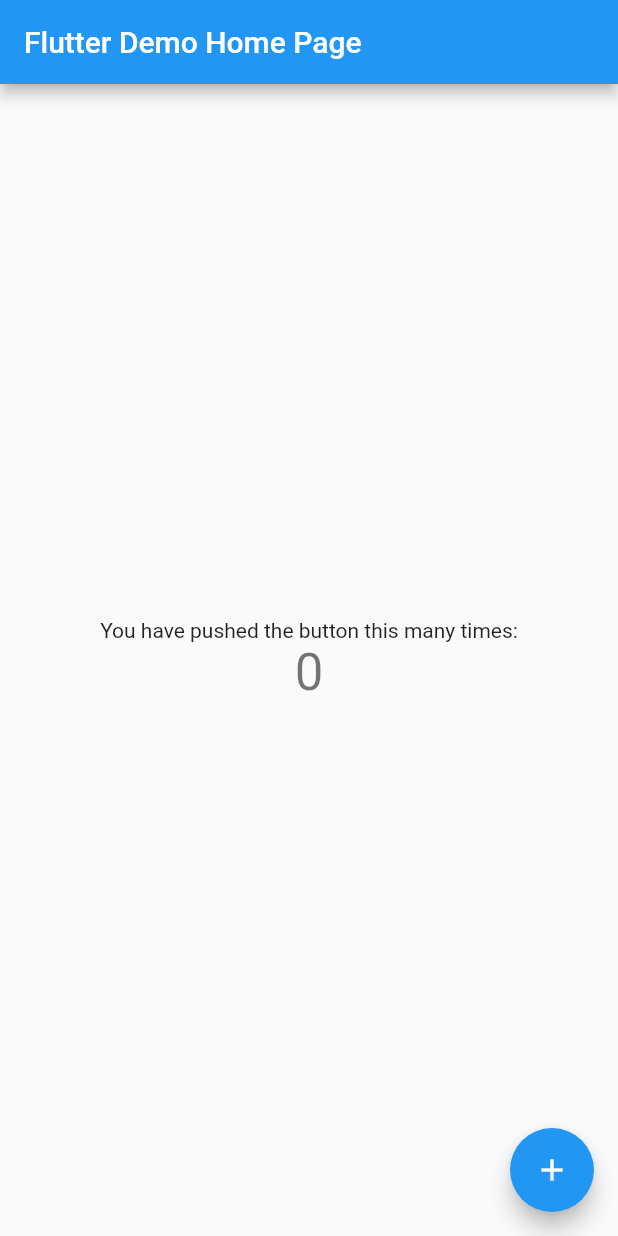
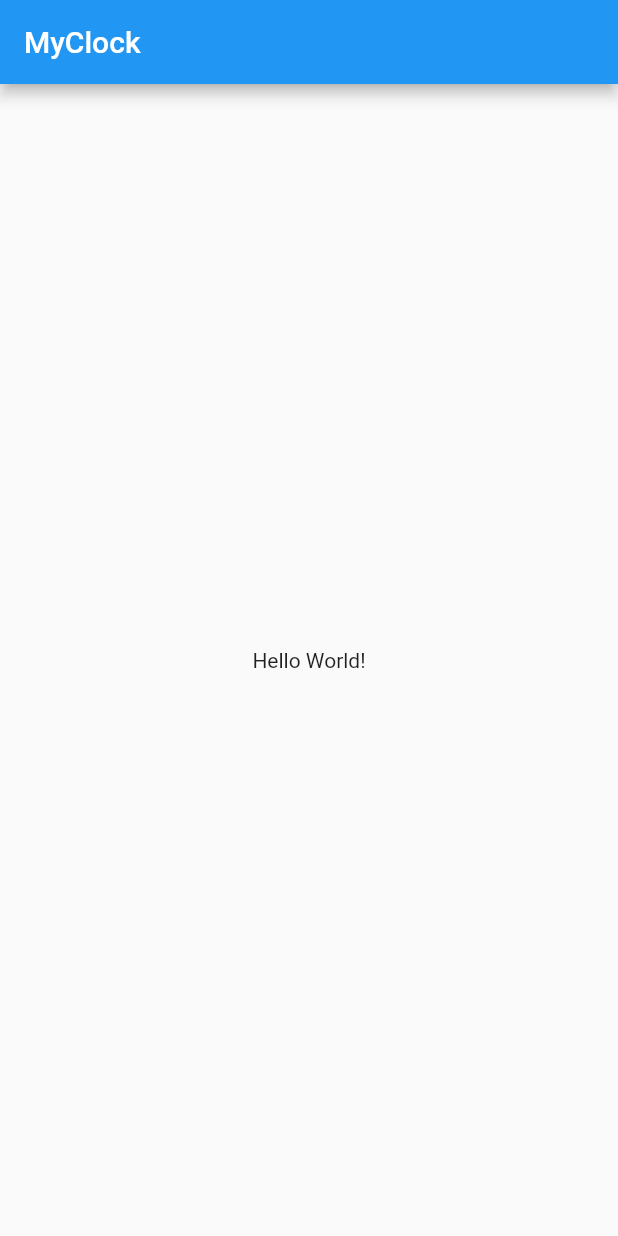
Before and after one commit to mfrischbutter/you-clock, a Flutter app: the screen it shows after launch, on a phone screen of 412 x 824 dp. Run offline on Flutter 3.47's test engine with Material 2 defaults, Android fonts, the phone set to English and light mode, and no system bars.

Commit message:
simplified demo project

```diff
--- a/lib/main.dart
+++ b/lib/main.dart
@@ -5,44 +5,21 @@ void main() {
 }
 
 class MyApp extends StatelessWidget {
-  // This widget is the root of your application.
   @override
   Widget build(BuildContext context) {
     return MaterialApp(
-      title: 'Flutter Demo',
+      title: 'MyClock',
       theme: ThemeData(
-        // This is the theme of your application.
-        //
-        // Try running your application with "flutter run". You'll see the
-        // application has a blue toolbar. Then, without quitting the app, try
-        // changing the primarySwatch below to Colors.green and then invoke
-        // "hot reload" (press "r" in the console where you ran "flutter run",
-        // or simply save your changes to "hot reload" in a Flutter IDE).
-        // Notice that the counter didn't reset back to zero; the application
-        // is not restarted.
         primarySwatch: Colors.blue,
-        // This makes the visual density adapt to the platform that you run
-        // the app on. For desktop platforms, the controls will be smaller and
-        // closer together (more dense) than on mobile platforms.
         visualDensity: VisualDensity.adaptivePlatformDensity,
       ),
-      home: MyHomePage(title: 'Flutter Demo Home Page'),
+      home: MyHomePage(title: 'MyClock'),
     );
   }
 }
 
 class MyHomePage extends StatefulWidget {
   MyHomePage({Key key, this.title}) : super(key: key);
-
-  // This widget is the home page of your application. It is stateful, meaning
-  // that it has a State object (defined below) that contains fields that affect
-  // how it looks.
-
-  // This class is the configuration for the state. It holds the values (in this
-  // case the title) provided by the parent (in this case the App widget) and
-  // used by the build method of the State. Fields in a Widget subclass are
-  // always marked "final".
-
   final String title;
 
   @override
@@ -50,68 +27,22 @@ class MyHomePage extends StatefulWidget {
 }
 
 class _MyHomePageState extends State<MyHomePage> {
-  int _counter = 0;
-
-  void _incrementCounter() {
-    setState(() {
-      // This call to setState tells the Flutter framework that something has
-      // changed in this State, which causes it to rerun the build method below
-      // so that the display can reflect the updated values. If we changed
-      // _counter without calling setState(), then the build method would not be
-      // called again, and so nothing would appear to happen.
-      _counter++;
-    });
-  }
-
   @override
   Widget build(BuildContext context) {
-    // This method is rerun every time setState is called, for instance as done
-    // by the _incrementCounter method above.
-    //
-    // The Flutter framework has been optimized to make rerunning build methods
-    // fast, so that you can just rebuild anything that needs updating rather
-    // than having to individually change instances of widgets.
     return Scaffold(
       appBar: AppBar(
-        // Here we take the value from the MyHomePage object that was created by
-        // the App.build method, and use it to set our appbar title.
         title: Text(widget.title),
       ),
       body: Center(
-        // Center is a layout widget. It takes a single child and positions it
-        // in the middle of the parent.
         child: Column(
-          // Column is also a layout widget. It takes a list of children and
-          // arranges them vertically. By default, it sizes itself to fit its
-          // children horizontally, and tries to be as tall as its parent.
-          //
-          // Invoke "debug painting" (press "p" in the console, choose the
-          // "Toggle Debug Paint" action from the Flutter Inspector in Android
-          // Studio, or the "Toggle Debug Paint" command in Visual Studio Code)
-          // to see the wireframe for each widget.
-          //
-          // Column has various properties to control how it sizes itself and
-          // how it positions its children. Here we use mainAxisAlignment to
-          // center the children vertically; the main axis here is the vertical
-          // axis because Columns are vertical (the cross axis would be
-          // horizontal).
           mainAxisAlignment: MainAxisAlignment.center,
           children: <Widget>[
             Text(
-              'You have pushed the button this many times:',
-            ),
-            Text(
-              '$_counter',
-              style: Theme.of(context).textTheme.headline4,
+              'Hello World!',
             ),
           ],
         ),
       ),
-      floatingActionButton: FloatingActionButton(
-        onPressed: _incrementCounter,
-        tooltip: 'Increment',
-        child: Icon(Icons.add),
-      ), // This trailing comma makes auto-formatting nicer for build methods.
     );
   }
 }
```
